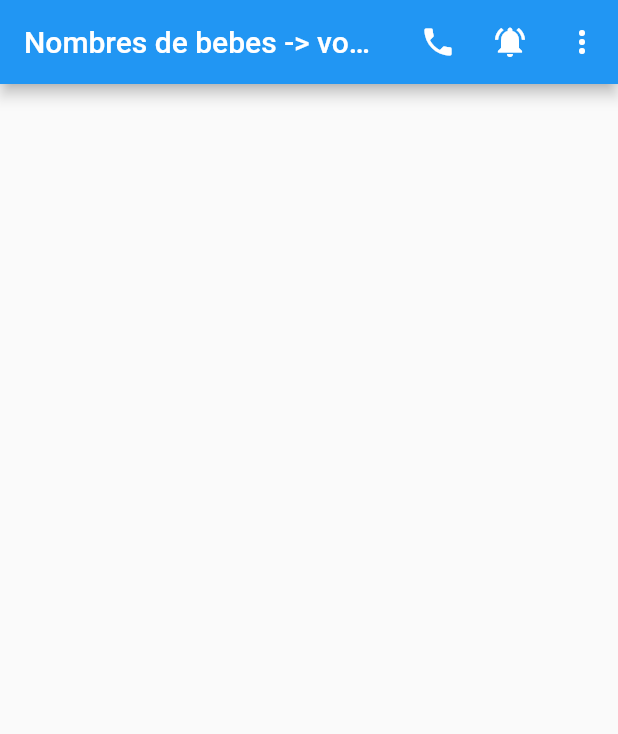
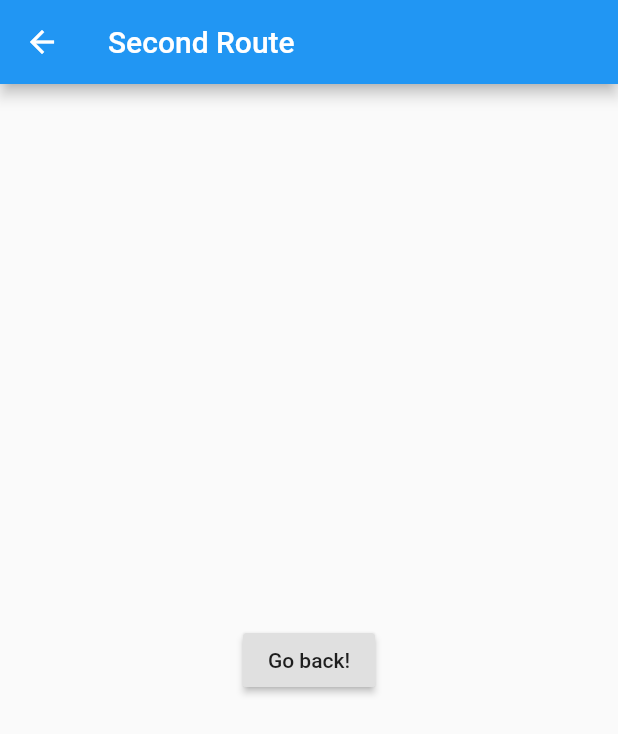
Before and after one commit to javiercode/flutter_db, a Flutter app: the screen it shows after launch, after a tap on the "phone" icon, on a phone screen of 412 x 824 dp. Shown: the top 734 px of the screen. Run offline on Flutter 3.47's test engine with Material 2 defaults, Android fonts, the phone set to English and light mode, and no system bars; our stand-ins replace cloud_firestore; accounts and stored records are empty; network calls fail.

Commit message:
menu lateral

```diff
--- a/lib/main.dart
+++ b/lib/main.dart
@@ -1,5 +1,7 @@
 import 'package:cloud_firestore/cloud_firestore.dart';
 import 'package:flutter/material.dart';
+import 'pages/detalle.dart';
+import 'pages/acerca.dart';
 
 void main() => runApp(MyApp());
 
@@ -40,7 +42,10 @@ class _MyHomePageState extends State<MyHomePage> {
           IconButton(
             icon: Icon(Icons.phone),
             onPressed: (){
-              print('Icons.phone');
+              Navigator.push(
+                context,
+                MaterialPageRoute(builder: (context) => DetalleRoute()),
+              );
             },
           ),
           IconButton(
@@ -65,6 +70,29 @@ class _MyHomePageState extends State<MyHomePage> {
         ],
         ),
       body: _buildBody(context),
+      drawer: new Drawer(
+        child: ListView(
+          children: <Widget>[
+            new UserAccountsDrawerHeader(
+              accountName: new Text('Javier'),
+              accountEmail: new Text('xaviercode@mail.com'),
+              currentAccountPicture: new CircleAvatar(
+                backgroundImage: new NetworkImage('http://i.pravatar.cc/300'),
+              ),
+            ),
+            new ListTile(
+              title: new Text('Acerca de'),
+              onTap: () {
+                Navigator.of(context).pop();
+                Navigator.push(
+                    context,
+                    new MaterialPageRoute(
+                        builder: (BuildContext context) => new AboutPage()));
+              }
+            )
+          ],
+        ),
+      ),
     );
   }
 
@@ -95,7 +123,7 @@ class _MyHomePageState extends State<MyHomePage> {
 
     return Padding(
       key: ValueKey(record.name),
-      padding: const EdgeInsets.symmetric(horizontal: 16.0, vertical: 8.0),
+      padding: const EdgeInsets.symmetric(horizontal: 16.0, vertical: 10.0),
       child: Container(
         decoration: BoxDecoration(
           border: Border.all(color: Colors.grey),
--- /dev/null
+++ b/lib/pages/detalle.dart
@@ -0,0 +1,21 @@
+import 'package:flutter/material.dart';
+import 'package:flutter/widgets.dart';
+
+class DetalleRoute extends StatelessWidget {
+  @override
+  Widget build(BuildContext context) {
+    return Scaffold(
+      appBar: AppBar(
+        title: Text("Second Route"),
+      ),
+      body: Center(
+        child: RaisedButton(
+          onPressed: () {
+            // Navigate back to first route when tapped.
+          },
+          child: Text('Go back!'),
+        ),
+      ),
+    );
+  }
+}
```
Also changed, not shown: lib/pages/acerca.dart (added, +18 -0 lines).
